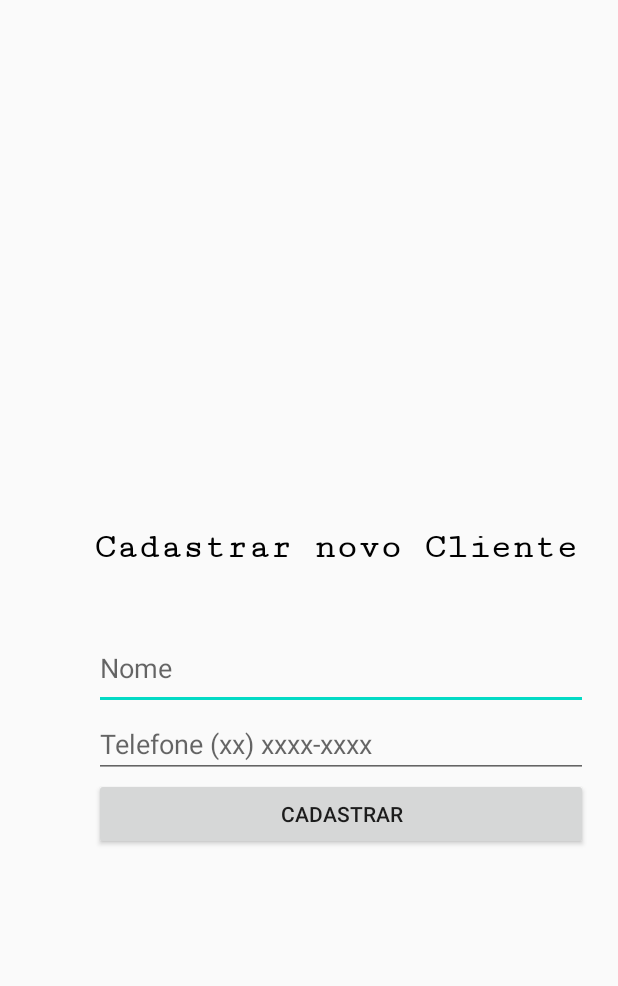
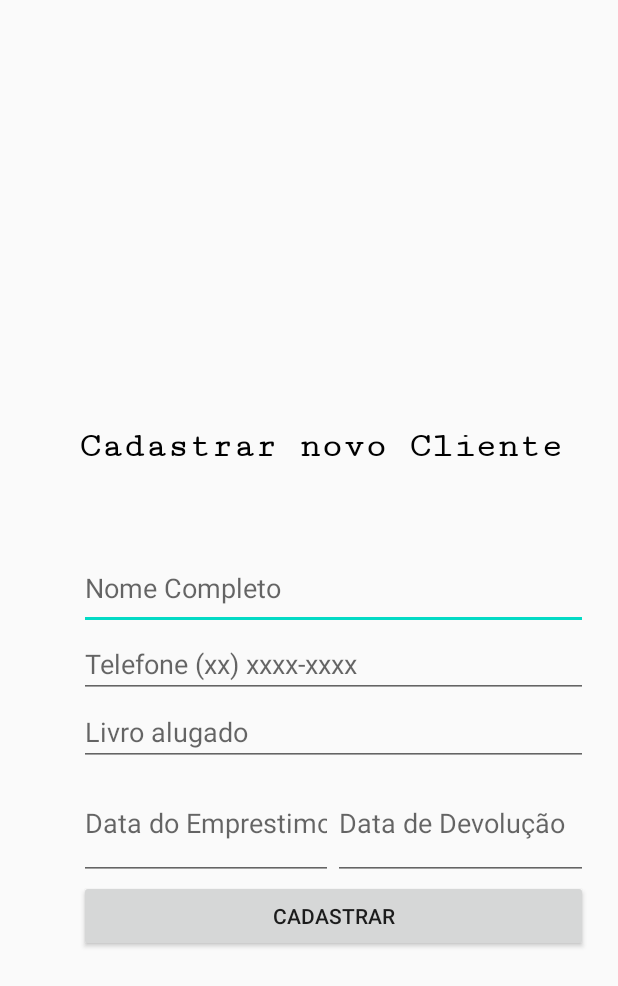
Before and after one commit to anaguglielmini/BibliotecaEscolar, an Android app: the screen it shows after launch (MainActivity), on a phone screen of 412 x 824 dp. Shown: the top 986 px of the screen. Run offline under Robolectric (Android 15) with nearby library versions, the phone set to English and light mode, and no system bars.

Commit message:
Coloquei para o usuário registrar o nome do livro que foi alugado e a data de emprestimo e de devolução. Acho que está acabado agora.

```diff
--- a/app/src/main/java/com/example/bibliotecaescolar/MainActivity.java
+++ b/app/src/main/java/com/example/bibliotecaescolar/MainActivity.java
@@ -15,6 +15,9 @@ public class MainActivity extends AppCompatActivity {
 
         public final static String EXTRA_MESSAGE = "com.example.bibliotecaescolar.MESSAGE";
         public final static String EXTRA_MESSAGE_VALOR = "com.example.bibliotecaescolar.MESSAGE_VALOR";
+    public final static String EXTRA_MESSAGE_LIVRO = "com.example.bibliotecaescolar.MESSAGE_LIVRO";
+    public final static String EXTRA_MESSAGE_DATA = "com.example.bibliotecaescolar.MESSAGE_DATA";
+    public final static String EXTRA_MESSAGE_DATA2 = "com.example.bibliotecaescolar.MESSAGE_DATA2";
 
     @Override
     protected void onCreate(Bundle savedInstanceState) {
@@ -25,12 +28,27 @@ public class MainActivity extends AppCompatActivity {
 
     public void resposta(View view) {
         Intent intent = new Intent(this, ResultadoActivity.class);
+
         EditText txtNome = (EditText)findViewById(R.id.txtNome);
         String message = txtNome.getText().toString();
         intent.putExtra(EXTRA_MESSAGE, message);
+
         EditText txtNum = (EditText)findViewById(R.id.pnTelefone);
         String messagenum = txtNum.getText().toString();
         intent.putExtra(EXTRA_MESSAGE_VALOR, messagenum);
+
+        EditText txtLivro = (EditText)findViewById(R.id.txtLivro);
+        String msg_livro = txtLivro.getText().toString();
+        intent.putExtra(EXTRA_MESSAGE_LIVRO, msg_livro);
+
+        EditText txtEmp = (EditText)findViewById(R.id.txtEmp);
+        String data = txtEmp.getText().toString();
+        intent.putExtra(EXTRA_MESSAGE_DATA, data);
+
+        EditText txtDev = (EditText)findViewById(R.id.txtDev);
+        String data_dev = txtDev.getText().toString();
+        intent.putExtra(EXTRA_MESSAGE_DATA2, data_dev);
+
         startActivity(intent);
     }
 }
--- a/app/src/main/java/com/example/bibliotecaescolar/ResultadoActivity.java
+++ b/app/src/main/java/com/example/bibliotecaescolar/ResultadoActivity.java
@@ -14,11 +14,19 @@ public class ResultadoActivity extends AppCompatActivity {
         super.onCreate(savedInstanceState);
         setContentView(R.layout.activity_resultado);
             Intent intent = getIntent();
+
             String message = intent.getStringExtra(MainActivity.EXTRA_MESSAGE);
             String message2 = intent.getStringExtra(MainActivity.EXTRA_MESSAGE_VALOR);
-            String messageComp = "Nome: " + message + "\n" + "Número do telefone: " + message2;
+            String message3 = intent.getStringExtra(MainActivity.EXTRA_MESSAGE_LIVRO);
+            String message4 = intent.getStringExtra(MainActivity.EXTRA_MESSAGE_DATA);
+            String message5 = intent.getStringExtra(MainActivity.EXTRA_MESSAGE_DATA2);
+
+        String messageComp = "Nome: " + message + "\n" + "\n" + "Número do telefone: " + message2
+                + "\n" + "\n" + "Livro alugado: " + message3 + "\n"  + "\n" + "Data de Empréstimo: " + message4
+                + "\n" + "\n" + "Data de Devolução: " + message5;
+
             TextView txtResposta = new TextView(this);
-            txtResposta.setTextSize(30);
+            txtResposta.setTextSize(20);
             txtResposta.setText(messageComp);
             setContentView(txtResposta);
         }
--- a/app/src/main/res/layout/activity_main.xml
+++ b/app/src/main/res/layout/activity_main.xml
@@ -11,24 +11,24 @@
         android:layout_height="729dp"
         android:layout_marginStart="2dp"
         android:layout_marginLeft="2dp"
-        android:layout_marginTop="2dp"
+        android:layout_marginTop="1dp"
+        android:gravity="center"
         android:orientation="vertical"
+        android:paddingStart="50dp"
+        android:paddingLeft="60dp"
+        android:paddingEnd="20dp"
+        android:paddingRight="20dp"
         app:layout_constraintBottom_toBottomOf="parent"
         app:layout_constraintEnd_toEndOf="parent"
         app:layout_constraintHorizontal_bias="1.0"
         app:layout_constraintStart_toStartOf="parent"
         app:layout_constraintTop_toTopOf="parent"
-        app:layout_constraintVertical_bias="1.0"
-        android:paddingRight="20dp"
-        android:paddingLeft="60dp"
-        android:gravity="center"
-        android:paddingEnd="20dp"
-        android:paddingStart="60dp">
+        app:layout_constraintVertical_bias="1.0">
 
         <TextView
             android:id="@+id/textView4"
             android:layout_width="match_parent"
-            android:layout_height="66dp"
+            android:layout_height="80dp"
             android:fontFamily="serif-monospace"
             android:text="@string/txtCliente"
             android:textColor="#000000"
@@ -39,19 +39,52 @@
             android:id="@+id/txtNome"
             android:layout_width="match_parent"
             android:layout_height="56dp"
+            android:autofillHints=""
             android:ems="10"
             android:hint="@string/hintN1"
-            android:inputType="textPersonName"
-            android:autofillHints="" />
+            android:inputType="textPersonName" />
 
         <EditText
             android:id="@+id/pnTelefone"
             android:layout_width="match_parent"
             android:layout_height="wrap_content"
+            android:autofillHints=""
             android:ems="10"
             android:hint="@string/hintN2"
-            android:inputType="phone"
-            android:autofillHints="" />
+            android:inputType="phone" />
+
+        <EditText
+            android:id="@+id/txtLivro"
+            android:layout_width="match_parent"
+            android:layout_height="wrap_content"
+            android:autofillHints=""
+            android:ems="10"
+            android:hint="@string/txtLivro"
+            android:inputType="textPersonName" />
+
+        <LinearLayout
+            android:layout_width="wrap_content"
+            android:layout_height="76dp"
+            android:orientation="horizontal">
+
+            <EditText
+                android:id="@+id/txtEmp"
+                android:layout_width="169dp"
+                android:layout_height="match_parent"
+                android:ems="10"
+                android:hint="@string/txtEmp"
+                android:inputType="date"
+                android:autofillHints="" />
+
+            <EditText
+                android:id="@+id/txtDev"
+                android:layout_width="wrap_content"
+                android:layout_height="match_parent"
+                android:ems="10"
+                android:hint="@string/txtDev"
+                android:inputType="date"
+                android:autofillHints="" />
+        </LinearLayout>
 
         <Button
             android:id="@+id/btnCadastrar"
--- a/app/src/main/res/values/strings.xml
+++ b/app/src/main/res/values/strings.xml
@@ -1,7 +1,10 @@
 <resources>
     <string name="app_name">BibliotecaEscolar</string>
-    <string name="hintN1">Nome</string>
+    <string name="hintN1">Nome Completo</string>
     <string name="hintN2">Telefone (xx) xxxx-xxxx</string>
     <string name="btnCad">Cadastrar</string>
         <string name="txtCliente">Cadastrar novo Cliente</string>
+    <string name="txtLivro">Livro alugado</string>
+    <string name="txtEmp">Data do Emprestimo</string>
+    <string name="txtDev">Data de Devolução</string>
 </resources>
```
